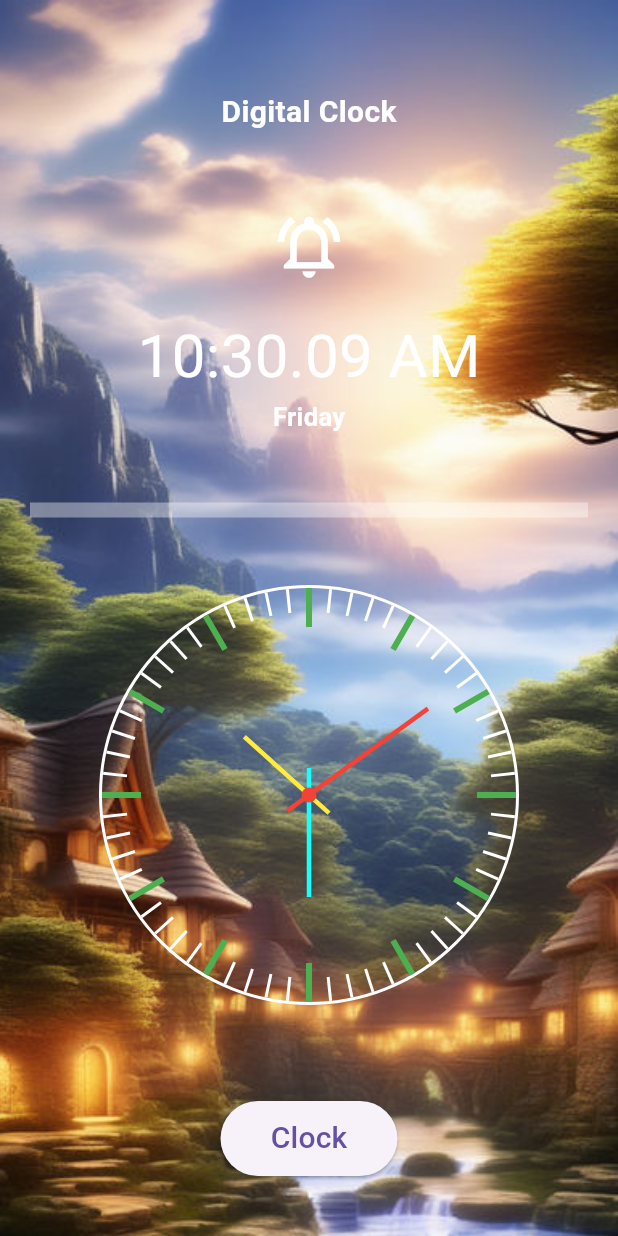
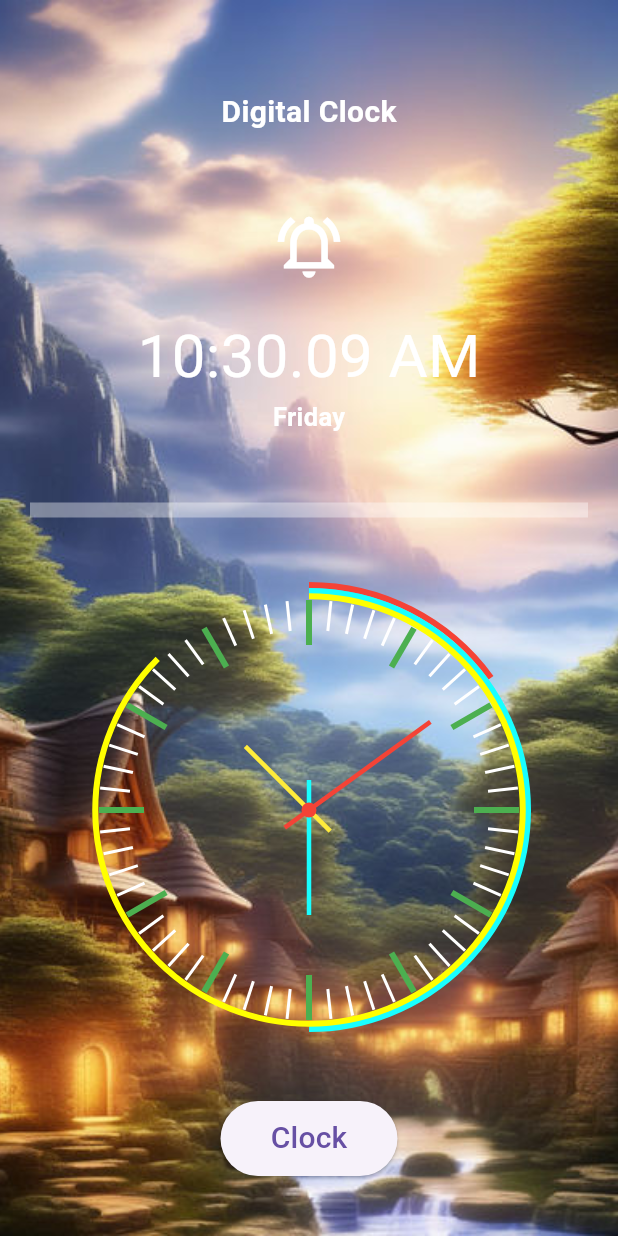
Before and after one commit to Prafulpatnecha/digital_clock, a Flutter app: the screen it shows after launch, after a tap on "Clock", on a phone screen of 412 x 824 dp. Run offline on Flutter 3.47's test engine with Material 3 defaults, Android fonts, the phone set to English and light mode, and no system bars.

Commit message:
03-05-24

```diff
--- a/lib/home/homefile.dart
+++ b/lib/home/homefile.dart
@@ -4,6 +4,7 @@ import 'dart:math';
 import 'package:digital_clock/utils/image.dart';
 import 'package:flutter/cupertino.dart';
 import 'package:flutter/material.dart';
+import 'package:flutter/widgets.dart';
 
 import '../utils/funtionprogram.dart';
 import '../utils/globle_list.dart';
@@ -37,7 +38,7 @@ class _HomePageState extends State<HomePage> {
       setState(() {
         time();
         datetime = DateTime.now();
-        hourArrow();
+        // hourArrow();
       });
     });
     double h = MediaQuery.of(context).size.height;
@@ -142,16 +143,46 @@ class _HomePageState extends State<HomePage> {
               color: Colors.white38,
             ),
             Container(
-              height: 280,
-              width: 280,
+              height: 300,
+              width: 300,
               decoration: BoxDecoration(
                 // color: Colors.black,
                 shape: BoxShape.circle,
-                border: Border.all(
-                  color: Colors.white,
-                  width: 2,
+                // border: Border.all(
+                //   color: Colors.white,
+                //   width: 2,
+                // ),
+              ),
+              child: Stack(
+                alignment: Alignment.center,
+                children: [
+                        SizedBox(
+                          height: 300,
+                          width: 300,
+                          child: CircularProgressIndicator(
+                            color: Colors.red,
+                            value: datetime.second/60,
                           ),
                         ),
+                        SizedBox(
+                          height: 292,
+                          width: 292,
+                          child: CircularProgressIndicator(
+                            color: Colors.cyanAccent,
+                            value: datetime.minute/60,
+                          ),
+                        ),
+                  SizedBox(
+                          height: 285,
+                          width: 285,
+                          child: CircularProgressIndicator(
+                            color: Colors.yellowAccent,
+                            value: (hour!=12)?((hour+datetime.minute/60)/12):(0+datetime.minute/60)/12,//todo <<<<<<<<<<<<<<<<<<<<<<<<HOUR
+                          ),
+                        ),
+                  SizedBox(
+                    height: 280,
+                    width: 280,
                     child: Stack(
                       alignment: Alignment.center,
                       children: [
@@ -174,10 +205,10 @@ class _HomePageState extends State<HomePage> {
                             indent: 0,
                             endIndent: 260,
                           ),
-                    )),
+                          ),),
                         Transform.rotate(//todo<<<<<<<<<<<<<<<<<<<<<<<<(HOUR Arrow)<<<<<<<<<<<<<<<<<<<<<<<<<
-                    // angle: ((datetime.minute+1)*9*pi)/4320,
-                    angle: ((arrowhour)*30*pi)/180,
+                          angle: ((datetime.hour+datetime.minute/60)*30*pi)/180,
+                          // angle: ((arrowhour)*30*pi)/180,
                           child: const VerticalDivider(
                             width: 10,
                             color: Colors.yellow,
@@ -217,6 +248,9 @@ class _HomePageState extends State<HomePage> {
                       ],
                     ),
                   ),
+                ],
+              ),
+            ),
             const Spacer(),
             ElevatedButton(
                 onPressed: () {
--- a/lib/utils/funtionprogram.dart
+++ b/lib/utils/funtionprogram.dart
@@ -42,41 +42,41 @@ void time()
 }
 
 
-void hourArrow()
-{
-  arrowhour=datetime.hour.toDouble();
-  if(datetime.minute>=6 && datetime.minute<=12)
-    {
-      arrowhour=(datetime.hour+0.1);
-    }if(datetime.minute>=12 && datetime.minute<=18)
-    {
-      arrowhour=(datetime.hour+0.2);
-    }
-  else if(datetime.minute>18 && datetime.minute<=24)
-    {
-      arrowhour=(datetime.hour+0.3);
-    }else if(datetime.minute>24 && datetime.minute<=30)
-    {
-      arrowhour=(datetime.hour+0.4);
-    }else if(datetime.minute>30 && datetime.minute<=36)
-    {
-      arrowhour=(datetime.hour+0.5);
-    }else if(datetime.minute>36 && datetime.minute<=42)
-    {
-      arrowhour=(datetime.hour+0.6);
-    }else if(datetime.minute>42 && datetime.minute<=48)
-    {
-      arrowhour=(datetime.hour+0.7);
-    }else if(datetime.minute>48 && datetime.minute<=54)
-    {
-      arrowhour=(datetime.hour+0.8);
-    }else if(datetime.minute>54 && datetime.minute<=59)
-    {
-      arrowhour=(datetime.hour+0.9);
-    }
-  // switch(datetime.minute)
-  //     {
-  //   case 15:
-  // }
-  // print(arrowhour);
-}
+// void hourArrow()
+// {
+//   arrowhour=datetime.hour.toDouble();
+//   if(datetime.minute>=6 && datetime.minute<=12)
+//     {
+//       arrowhour=(datetime.hour+0.1);
+//     }if(datetime.minute>=12 && datetime.minute<=18)
+//     {
+//       arrowhour=(datetime.hour+0.2);
+//     }
+//   else if(datetime.minute>18 && datetime.minute<=24)
+//     {
+//       arrowhour=(datetime.hour+0.3);
+//     }else if(datetime.minute>24 && datetime.minute<=30)
+//     {
+//       arrowhour=(datetime.hour+0.4);
+//     }else if(datetime.minute>30 && datetime.minute<=36)
+//     {
+//       arrowhour=(datetime.hour+0.5);
+//     }else if(datetime.minute>36 && datetime.minute<=42)
+//     {
+//       arrowhour=(datetime.hour+0.6);
+//     }else if(datetime.minute>42 && datetime.minute<=48)
+//     {
+//       arrowhour=(datetime.hour+0.7);
+//     }else if(datetime.minute>48 && datetime.minute<=54)
+//     {
+//       arrowhour=(datetime.hour+0.8);
+//     }else if(datetime.minute>54 && datetime.minute<=59)
+//     {
+//       arrowhour=(datetime.hour+0.9);
+//     }
+//   // switch(datetime.minute)
+//   //     {
+//   //   case 15:
+//   // }
+//   // print(arrowhour);
+// }
--- a/lib/utils/globle_list.dart
+++ b/lib/utils/globle_list.dart
@@ -6,4 +6,4 @@ List weekList=[
    'Monday', 'Tuesday','Wednesday', 'Thursday', 'Friday', 'Saturday','Sunday'
 ];
 bool boolck=false;
-double arrowhour=datetime.hour.toDouble();
+// double arrowhour=datetime.hour.toDouble();
```
Lines whose indentation alone changed are shown as unchanged.
